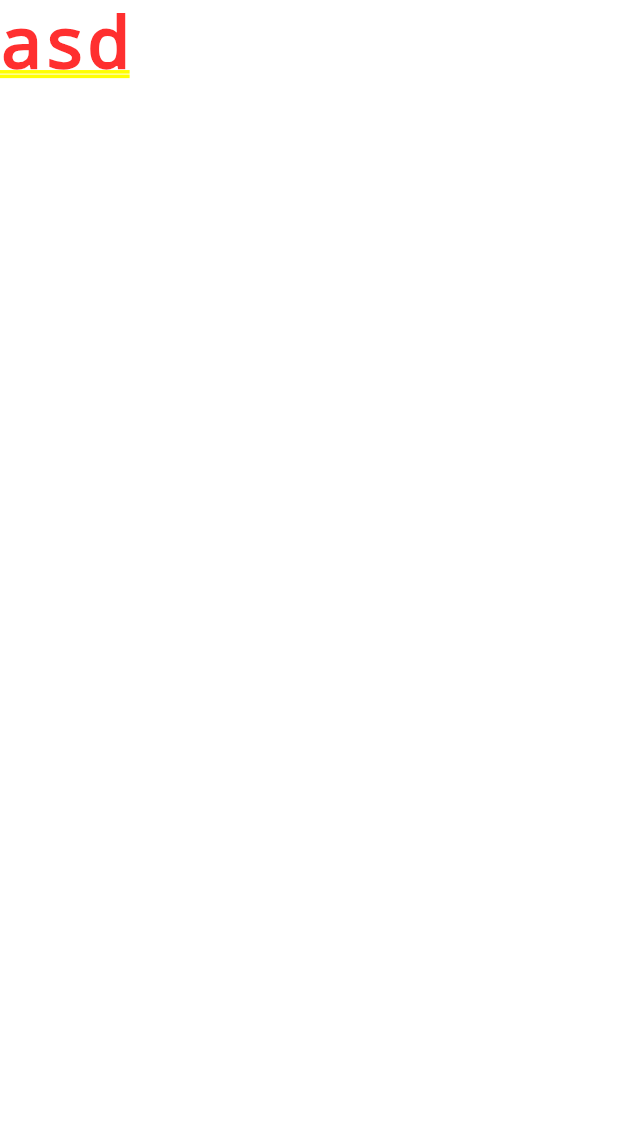
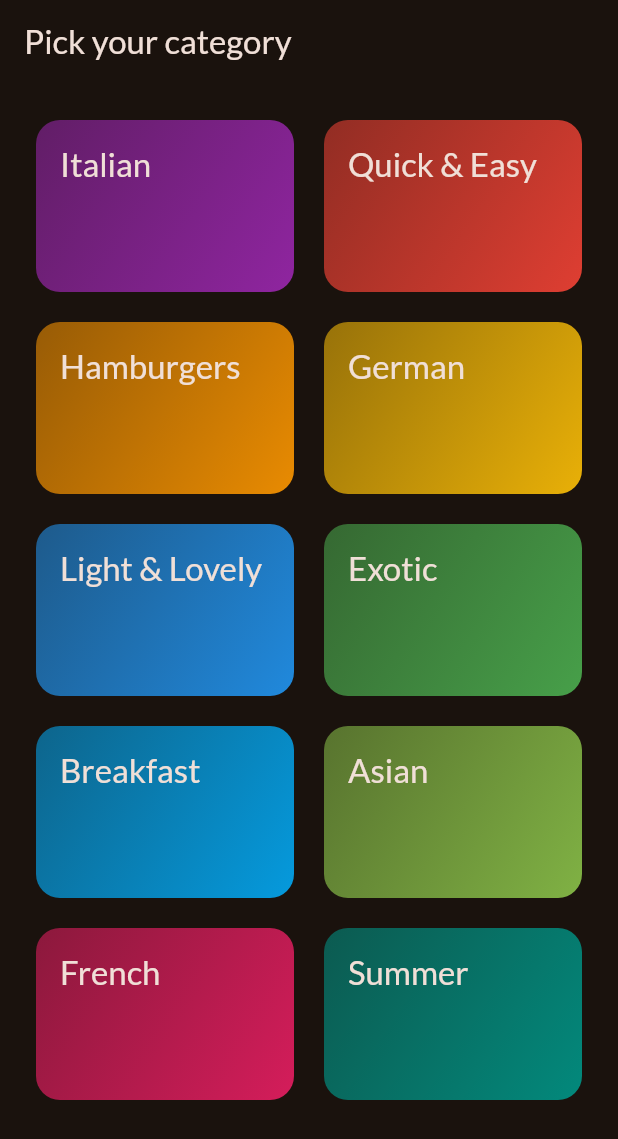
Before and after one commit to karimhaddad32/flutter_meals_app, a Flutter app: the screen it shows after launch, on a phone screen of 412 x 824 dp. Shown: the top 1139 px of the screen. Run offline on Flutter 3.47's test engine with Material 3 defaults, Android fonts, the phone set to English and light mode, and no system bars; our stand-ins replace google_fonts.

```diff
--- /dev/null
+++ b/lib/categories.dart
@@ -0,0 +1,28 @@
+import 'package:flutter/material.dart';
+import 'package:meals_app/data/dummy_data.dart';
+import 'package:meals_app/widgets/category_grid_item.dart';
+
+class CategoriesScreen extends StatelessWidget {
+  const CategoriesScreen({super.key});
+  @override
+  Widget build(BuildContext context) {
+    return Scaffold(
+      appBar: AppBar(
+        title: const Text("Pick your category"),
+      ),
+      body: GridView(
+        padding: const EdgeInsets.all(24),
+        gridDelegate: const SliverGridDelegateWithFixedCrossAxisCount(
+          crossAxisCount: 2,
+          childAspectRatio: 3 / 2,
+          crossAxisSpacing: 20,
+          mainAxisSpacing: 20,
+        ),
+        children: [
+          for (final category in availableCategories)
+            CategoryGridItem(category: category)
+        ],
+      ),
+    );
+  }
+}
--- /dev/null
+++ b/lib/data/dummy_data.dart
@@ -0,0 +1,55 @@
+import 'package:flutter/material.dart';
+import 'package:meals_app/models/category.dart';
+
+const availableCategories = [
+  Category(
+    id: 'c1',
+    title: 'Italian',
+    color: Colors.purple,
+  ),
+  Category(
+    id: 'c2',
+    title: 'Quick & Easy',
+    color: Colors.red,
+  ),
+  Category(
+    id: 'c3',
+    title: 'Hamburgers',
+    color: Colors.orange,
+  ),
+  Category(
+    id: 'c4',
+    title: 'German',
+    color: Colors.amber,
+  ),
+  Category(
+    id: 'c5',
+    title: 'Light & Lovely',
+    color: Colors.blue,
+  ),
+  Category(
+    id: 'c6',
+    title: 'Exotic',
+    color: Colors.green,
+  ),
+  Category(
+    id: 'c7',
+    title: 'Breakfast',
+    color: Colors.lightBlue,
+  ),
+  Category(
+    id: 'c8',
+    title: 'Asian',
+    color: Colors.lightGreen,
+  ),
+  Category(
+    id: 'c9',
+    title: 'French',
+    color: Colors.pink,
+  ),
+  Category(
+    id: 'c10',
+    title: 'Summer',
+    color: Colors.teal,
+  ),
+];
--- a/lib/main.dart
+++ b/lib/main.dart
@@ -1,6 +1,7 @@
 import 'package:flutter/material.dart';
 
 import 'package:google_fonts/google_fonts.dart';
+import 'package:meals_app/categories.dart';
 
 final theme = ThemeData(
   useMaterial3: true,
@@ -22,7 +23,7 @@ class App extends StatelessWidget {
   Widget build(BuildContext context) {
     return MaterialApp(
       theme: theme,
-      home: const Text("asd"),
+      home: const CategoriesScreen(),
     );
   }
 }
--- /dev/null
+++ b/lib/models/category.dart
@@ -0,0 +1,9 @@
+import 'package:flutter/material.dart';
+
+class Category{
+  const Category({required this.id, required this.title, this.color = Colors.orange});
+
+  final String id;
+  final String title;
+  final Color color;
+}
--- /dev/null
+++ b/lib/widgets/category_grid_item.dart
@@ -0,0 +1,39 @@
+import 'package:flutter/material.dart';
+import 'package:meals_app/models/category.dart';
+
+class CategoryGridItem extends StatelessWidget {
+  const CategoryGridItem({super.key, required this.category});
+
+  final Category category;
+
+  @override
+  Widget build(BuildContext context) {
+    // Inkwell we get nice visual feedback when the user taps the item.
+    return InkWell(
+      onTap: () {},
+      splashColor: Theme.of(context).primaryColor,
+      borderRadius: BorderRadius.circular(16),
+      // Container is best for background decoratiosn
+      child: Container(
+        padding: const EdgeInsets.all(16),
+        decoration: BoxDecoration(
+          borderRadius: BorderRadius.circular(16),
+          gradient: LinearGradient(
+            colors: [
+              category.color.withOpacity(0.55),
+              category.color.withOpacity(0.9)
+            ],
+            begin: Alignment.topLeft,
+            end: Alignment.bottomRight,
+          ),
+        ),
+        child: Text(
+          category.title,
+          style: Theme.of(context).textTheme.titleLarge!.copyWith(
+                color: Theme.of(context).colorScheme.onBackground,
+              ),
+        ),
+      ),
+    );
+  }
+}
```
Also changed, not shown: 1 other file.
